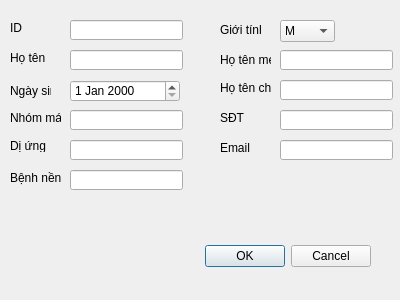
Qt form gui/addeditpatientdialog.ui (VanBao6002/PBL2_Appointment_Scheduling_System) before a commit.
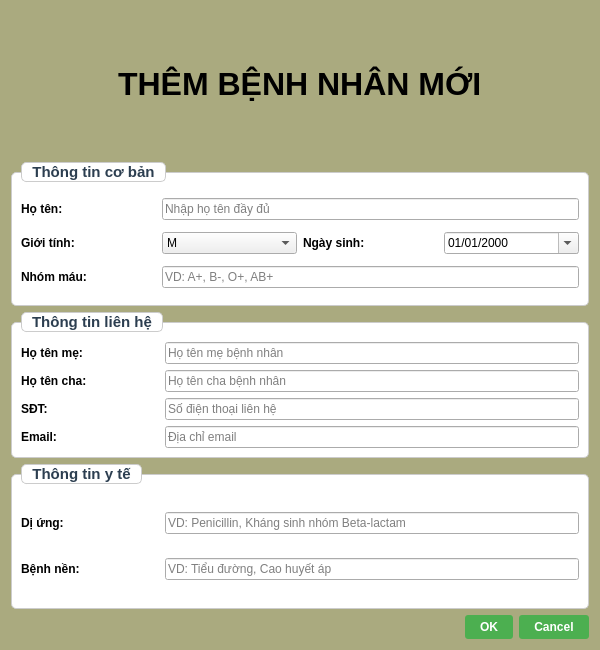
The same form after that commit.

```diff
--- a/gui/addeditpatientdialog.ui
+++ b/gui/addeditpatientdialog.ui
@@ -6,292 +6,373 @@
    <rect>
     <x>0</x>
     <y>0</y>
-    <width>400</width>
-    <height>300</height>
+    <width>600</width>
+    <height>650</height>
    </rect>
   </property>
   <property name="windowTitle">
    <string>Dialog</string>
   </property>
-  <widget class="QDialogButtonBox" name="buttonBox">
-   <property name="geometry">
-    <rect>
-     <x>30</x>
-     <y>240</y>
-     <width>341</width>
-     <height>32</height>
-    </rect>
-   </property>
-   <property name="orientation">
-    <enum>Qt::Orientation::Horizontal</enum>
-   </property>
-   <property name="standardButtons">
-    <set>QDialogButtonBox::StandardButton::Cancel|QDialogButtonBox::StandardButton::Ok</set>
-   </property>
-  </widget>
-  <widget class="QDateEdit" name="dateEditBirthday">
-   <property name="geometry">
-    <rect>
-     <x>70</x>
-     <y>80</y>
-     <width>110</width>
-     <height>22</height>
-    </rect>
-   </property>
-  </widget>
-  <widget class="QComboBox" name="comboGender">
-   <property name="geometry">
-    <rect>
-     <x>280</x>
-     <y>20</y>
-     <width>55</width>
-     <height>22</height>
-    </rect>
-   </property>
+  <property name="styleSheet">
+   <string notr="true">QDialog {
+    background-color: #aaaa7f;
+}
+QLabel {
+    color: black;
+    background-color: transparent;
+    border: none;
+    font-weight: bold;
+}
+QGroupBox {
+    font-weight: bold;
+    border: 1px solid #CCCCCC;
+    border-radius: 5px;
+    margin-top: 10px;
+    padding-top: 10px;
+}
+QGroupBox::title {
+    subcontrol-origin: margin;
+    left: 10px;
+    padding: 0 5px 0 5px;
+}
+QPushButton {
+    background-color: #4CAF50;
+    color: white;
+    border: none;
+    padding: 5px 15px;
+    border-radius: 3px;
+    font-weight: bold;
+}
+QPushButton:hover {
+    background-color: #45A049;
+}
+QPushButton:pressed {
+    background-color: #3D8B40;
+}</string>
+  </property>
+  <layout class="QVBoxLayout" name="verticalLayout">
    <item>
-    <property name="text">
-     <string>M</string>
-    </property>
+    <widget class="QWidget" name="widgetTitleBar" native="true">
+     <property name="styleSheet">
+      <string notr="true">background-color: rgb(170, 170, 127);</string>
+     </property>
+     <layout class="QHBoxLayout" name="horizontalLayout_4">
+      <item>
+       <spacer name="horizontalSpacer">
+        <property name="orientation">
+         <enum>Qt::Orientation::Horizontal</enum>
+        </property>
+        <property name="sizeHint" stdset="0">
+         <size>
+          <width>40</width>
+          <height>20</height>
+         </size>
+        </property>
+       </spacer>
+      </item>
+      <item>
+       <widget class="QLabel" name="labelTitle">
+        <property name="font">
+         <font>
+          <family>Segoe UI</family>
+          <pointsize>24</pointsize>
+          <bold>true</bold>
+         </font>
+        </property>
+        <property name="styleSheet">
+         <string notr="true">font: 700 24pt &quot;Segoe UI&quot;;
+color: black;</string>
+        </property>
+        <property name="text">
+         <string>THÊM BỆNH NHÂN MỚI</string>
+        </property>
+       </widget>
+      </item>
+      <item>
+       <spacer name="horizontalSpacer_2">
+        <property name="orientation">
+         <enum>Qt::Orientation::Horizontal</enum>
+        </property>
+        <property name="sizeHint" stdset="0">
+         <size>
+          <width>40</width>
+          <height>20</height>
+         </size>
+        </property>
+       </spacer>
+      </item>
+     </layout>
+    </widget>
    </item>
    <item>
-    <property name="text">
-     <string>F</string>
-    </property>
+    <widget class="QGroupBox" name="groupBoxBasicInfo">
+     <property name="font">
+      <font>
+       <family>Arial</family>
+       <pointsize>11</pointsize>
+       <bold>true</bold>
+      </font>
+     </property>
+     <property name="styleSheet">
+      <string notr="true">QGroupBox {
+    font: bold 11pt &quot;Arial&quot;;
+    color: #2C3E50;
+    border: 1px solid #CCCCCC;
+    border-radius: 5px;
+    margin-top: 10px;
+    padding-top: 10px;
+    background-color: white;
+}
+QGroupBox::title {
+    subcontrol-origin: margin;
+    subcontrol-position: top left;
+    border: 1px solid #CCCCCC;
+    border-radius: 5px;
+    left: 10px;
+    padding: 0 8px 0 8px;
+    background-color: white;
+}</string>
+     </property>
+     <property name="title">
+      <string>Thông tin cơ bản</string>
+     </property>
+     <layout class="QGridLayout" name="gridLayout">
+      <item row="0" column="0">
+       <widget class="QLabel" name="label_2">
+        <property name="text">
+         <string>Họ tên:</string>
+        </property>
+       </widget>
+      </item>
+      <item row="0" column="1" colspan="3">
+       <widget class="QLineEdit" name="txtName">
+        <property name="placeholderText">
+         <string>Nhập họ tên đầy đủ</string>
+        </property>
+       </widget>
+      </item>
+      <item row="1" column="0">
+       <widget class="QLabel" name="label_3">
+        <property name="text">
+         <string>Giới tính:</string>
+        </property>
+       </widget>
+      </item>
+      <item row="1" column="1">
+       <widget class="QComboBox" name="comboGender">
+        <item>
+         <property name="text">
+          <string>M</string>
+         </property>
+        </item>
+        <item>
+         <property name="text">
+          <string>F</string>
+         </property>
+        </item>
+       </widget>
+      </item>
+      <item row="1" column="2">
+       <widget class="QLabel" name="label_4">
+        <property name="text">
+         <string>Ngày sinh:</string>
+        </property>
+       </widget>
+      </item>
+      <item row="1" column="3">
+       <widget class="QDateEdit" name="dateEditBirthday">
+        <property name="displayFormat">
+         <string>dd/MM/yyyy</string>
+        </property>
+        <property name="calendarPopup">
+         <bool>true</bool>
+        </property>
+       </widget>
+      </item>
+      <item row="2" column="0">
+       <widget class="QLabel" name="label_5">
+        <property name="text">
+         <string>Nhóm máu:</string>
+        </property>
+       </widget>
+      </item>
+      <item row="2" column="1" colspan="3">
+       <widget class="QLineEdit" name="txtBloodType">
+        <property name="placeholderText">
+         <string>VD: A+, B-, O+, AB+</string>
+        </property>
+       </widget>
+      </item>
+     </layout>
+    </widget>
    </item>
-  </widget>
-  <widget class="QLineEdit" name="txtID">
-   <property name="geometry">
-    <rect>
-     <x>70</x>
-     <y>20</y>
-     <width>113</width>
-     <height>20</height>
-    </rect>
-   </property>
-  </widget>
-  <widget class="QLineEdit" name="txtName">
-   <property name="geometry">
-    <rect>
-     <x>70</x>
-     <y>50</y>
-     <width>113</width>
-     <height>20</height>
-    </rect>
-   </property>
-  </widget>
-  <widget class="QLabel" name="label">
-   <property name="geometry">
-    <rect>
-     <x>10</x>
-     <y>20</y>
-     <width>37</width>
-     <height>16</height>
-    </rect>
-   </property>
-   <property name="text">
-    <string>ID</string>
-   </property>
-  </widget>
-  <widget class="QLabel" name="label_2">
-   <property name="geometry">
-    <rect>
-     <x>10</x>
-     <y>50</y>
-     <width>37</width>
-     <height>16</height>
-    </rect>
-   </property>
-   <property name="text">
-    <string>Họ tên</string>
-   </property>
-  </widget>
-  <widget class="QLabel" name="label_3">
-   <property name="geometry">
-    <rect>
-     <x>220</x>
-     <y>20</y>
-     <width>41</width>
-     <height>20</height>
-    </rect>
-   </property>
-   <property name="text">
-    <string>Giới tính</string>
-   </property>
-  </widget>
-  <widget class="QLabel" name="label_4">
-   <property name="geometry">
-    <rect>
-     <x>10</x>
-     <y>80</y>
-     <width>41</width>
-     <height>21</height>
-    </rect>
-   </property>
-   <property name="text">
-    <string>Ngày sinh</string>
-   </property>
-  </widget>
-  <widget class="QLabel" name="label_5">
-   <property name="geometry">
-    <rect>
-     <x>10</x>
-     <y>110</y>
-     <width>51</width>
-     <height>16</height>
-    </rect>
-   </property>
-   <property name="text">
-    <string>Nhóm máu</string>
-   </property>
-  </widget>
-  <widget class="QLineEdit" name="txtBloodType">
-   <property name="geometry">
-    <rect>
-     <x>70</x>
-     <y>110</y>
-     <width>113</width>
-     <height>20</height>
-    </rect>
-   </property>
-  </widget>
-  <widget class="QLineEdit" name="txtAllergies">
-   <property name="geometry">
-    <rect>
-     <x>70</x>
-     <y>140</y>
-     <width>113</width>
-     <height>20</height>
-    </rect>
-   </property>
-  </widget>
-  <widget class="QLineEdit" name="txtChronicDiseases">
-   <property name="geometry">
-    <rect>
-     <x>70</x>
-     <y>170</y>
-     <width>113</width>
-     <height>20</height>
-    </rect>
-   </property>
-  </widget>
-  <widget class="QLineEdit" name="txtNameFather">
-   <property name="geometry">
-    <rect>
-     <x>280</x>
-     <y>80</y>
-     <width>113</width>
-     <height>20</height>
-    </rect>
-   </property>
-  </widget>
-  <widget class="QLineEdit" name="txtNameMother">
-   <property name="geometry">
-    <rect>
-     <x>280</x>
-     <y>50</y>
-     <width>113</width>
-     <height>20</height>
-    </rect>
-   </property>
-  </widget>
-  <widget class="QLineEdit" name="txtPhoneNumber">
-   <property name="geometry">
-    <rect>
-     <x>280</x>
-     <y>110</y>
-     <width>113</width>
-     <height>20</height>
-    </rect>
-   </property>
-  </widget>
-  <widget class="QLineEdit" name="txtEmail">
-   <property name="geometry">
-    <rect>
-     <x>280</x>
-     <y>140</y>
-     <width>113</width>
-     <height>20</height>
-    </rect>
-   </property>
-  </widget>
-  <widget class="QLabel" name="label_6">
-   <property name="geometry">
-    <rect>
-     <x>10</x>
-     <y>140</y>
-     <width>37</width>
-     <height>12</height>
-    </rect>
-   </property>
-   <property name="text">
-    <string>Dị ứng</string>
-   </property>
-  </widget>
-  <widget class="QLabel" name="label_7">
-   <property name="geometry">
-    <rect>
-     <x>10</x>
-     <y>170</y>
-     <width>51</width>
-     <height>16</height>
-    </rect>
-   </property>
-   <property name="text">
-    <string>Bệnh nền</string>
-   </property>
-  </widget>
-  <widget class="QLabel" name="label_8">
-   <property name="geometry">
-    <rect>
-     <x>220</x>
-     <y>50</y>
-     <width>51</width>
-     <height>20</height>
-    </rect>
-   </property>
-   <property name="text">
-    <string>Họ tên mẹ</string>
-   </property>
-  </widget>
-  <widget class="QLabel" name="label_9">
-   <property name="geometry">
-    <rect>
-     <x>220</x>
-     <y>80</y>
-     <width>51</width>
-     <height>16</height>
-    </rect>
-   </property>
-   <property name="text">
-    <string>Họ tên cha</string>
-   </property>
-  </widget>
-  <widget class="QLabel" name="label_10">
-   <property name="geometry">
-    <rect>
-     <x>220</x>
-     <y>110</y>
-     <width>41</width>
-     <height>16</height>
-    </rect>
-   </property>
-   <property name="text">
-    <string>SĐT</string>
-   </property>
-  </widget>
-  <widget class="QLabel" name="label_11">
-   <property name="geometry">
-    <rect>
-     <x>220</x>
-     <y>140</y>
-     <width>41</width>
-     <height>16</height>
-    </rect>
-   </property>
-   <property name="text">
-    <string>Email</string>
-   </property>
-  </widget>
+   <item>
+    <widget class="QGroupBox" name="groupBoxContactInfo">
+     <property name="font">
+      <font>
+       <family>Arial</family>
+       <pointsize>11</pointsize>
+       <bold>true</bold>
+      </font>
+     </property>
+     <property name="styleSheet">
+      <string notr="true">QGroupBox {
+    font: bold 11pt &quot;Arial&quot;;
+    color: #2C3E50;
+    border: 1px solid #CCCCCC;
+    border-radius: 5px;
+    margin-top: 10px;
+    padding-top: 10px;
+    background-color: white;
+}
+QGroupBox::title {
+    subcontrol-origin: margin;
+    subcontrol-position: top left;
+    border: 1px solid #CCCCCC;
+    border-radius: 5px;
+    left: 10px;
+    padding: 0 8px 0 8px;
+    background-color: white;
+}</string>
+     </property>
+     <property name="title">
+      <string>Thông tin liên hệ</string>
+     </property>
+     <layout class="QGridLayout" name="gridLayout_2">
+      <item row="0" column="0">
+       <widget class="QLabel" name="label_8">
+        <property name="text">
+         <string>Họ tên mẹ:</string>
+        </property>
+       </widget>
+      </item>
+      <item row="0" column="1" colspan="3">
+       <widget class="QLineEdit" name="txtNameMother">
+        <property name="placeholderText">
+         <string>Họ tên mẹ bệnh nhân</string>
+        </property>
+       </widget>
+      </item>
+      <item row="1" column="0">
+       <widget class="QLabel" name="label_9">
+        <property name="text">
+         <string>Họ tên cha:</string>
+        </property>
+       </widget>
+      </item>
+      <item row="1" column="1" colspan="3">
+       <widget class="QLineEdit" name="txtNameFather">
+        <property name="placeholderText">
+         <string>Họ tên cha bệnh nhân</string>
+        </property>
+       </widget>
+      </item>
+      <item row="2" column="0">
+       <widget class="QLabel" name="label_10">
+        <property name="text">
+         <string>SĐT:</string>
+        </property>
+       </widget>
+      </item>
+      <item row="2" column="1" colspan="3">
+       <widget class="QLineEdit" name="txtPhoneNumber">
+        <property name="placeholderText">
+         <string>Số điện thoại liên hệ</string>
+        </property>
+       </widget>
+      </item>
+      <item row="3" column="0">
+       <widget class="QLabel" name="label_11">
+        <property name="text">
+         <string>Email:</string>
+        </property>
+       </widget>
+      </item>
+      <item row="3" column="1" colspan="3">
+       <widget class="QLineEdit" name="txtEmail">
+        <property name="placeholderText">
+         <string>Địa chỉ email</string>
+        </property>
+       </widget>
+      </item>
+     </layout>
+    </widget>
+   </item>
+   <item>
+    <widget class="QGroupBox" name="groupBoxMedicalInfo">
+     <property name="font">
+      <font>
+       <family>Arial</family>
+       <pointsize>11</pointsize>
+       <bold>true</bold>
+      </font>
+     </property>
+     <property name="styleSheet">
+      <string notr="true">QGroupBox {
+    font: bold 11pt &quot;Arial&quot;;
+    color: #2C3E50;
+    border: 1px solid #CCCCCC;
+    border-radius: 5px;
+    margin-top: 10px;
+    padding-top: 10px;
+    background-color: white;
+}
+QGroupBox::title {
+    subcontrol-origin: margin;
+    subcontrol-position: top left;
+    border: 1px solid #CCCCCC;
+    border-radius: 5px;
+    left: 10px;
+    padding: 0 8px 0 8px;
+    background-color: white;
+}</string>
+     </property>
+     <property name="title">
+      <string>Thông tin y tế</string>
+     </property>
+     <layout class="QGridLayout" name="gridLayout_3">
+      <item row="0" column="0">
+       <widget class="QLabel" name="label_6">
+        <property name="text">
+         <string>Dị ứng:</string>
+        </property>
+       </widget>
+      </item>
+      <item row="0" column="1" colspan="3">
+       <widget class="QLineEdit" name="txtAllergies">
+        <property name="placeholderText">
+         <string>VD: Penicillin, Kháng sinh nhóm Beta-lactam</string>
+        </property>
+       </widget>
+      </item>
+      <item row="1" column="0">
+       <widget class="QLabel" name="label_7">
+        <property name="text">
+         <string>Bệnh nền:</string>
+        </property>
+       </widget>
+      </item>
+      <item row="1" column="1" colspan="3">
+       <widget class="QLineEdit" name="txtChronicDiseases">
+        <property name="placeholderText">
+         <string>VD: Tiểu đường, Cao huyết áp</string>
+        </property>
+       </widget>
+      </item>
+     </layout>
+    </widget>
+   </item>
+   <item>
+    <widget class="QDialogButtonBox" name="buttonBox">
+     <property name="orientation">
+      <enum>Qt::Orientation::Horizontal</enum>
+     </property>
+     <property name="standardButtons">
+      <set>QDialogButtonBox::StandardButton::Cancel|QDialogButtonBox::StandardButton::Ok</set>
+     </property>
+    </widget>
+   </item>
+  </layout>
  </widget>
  <resources/>
  <connections>
```
Left out of the diff: 22 changed lines with no effect on the pictures.
